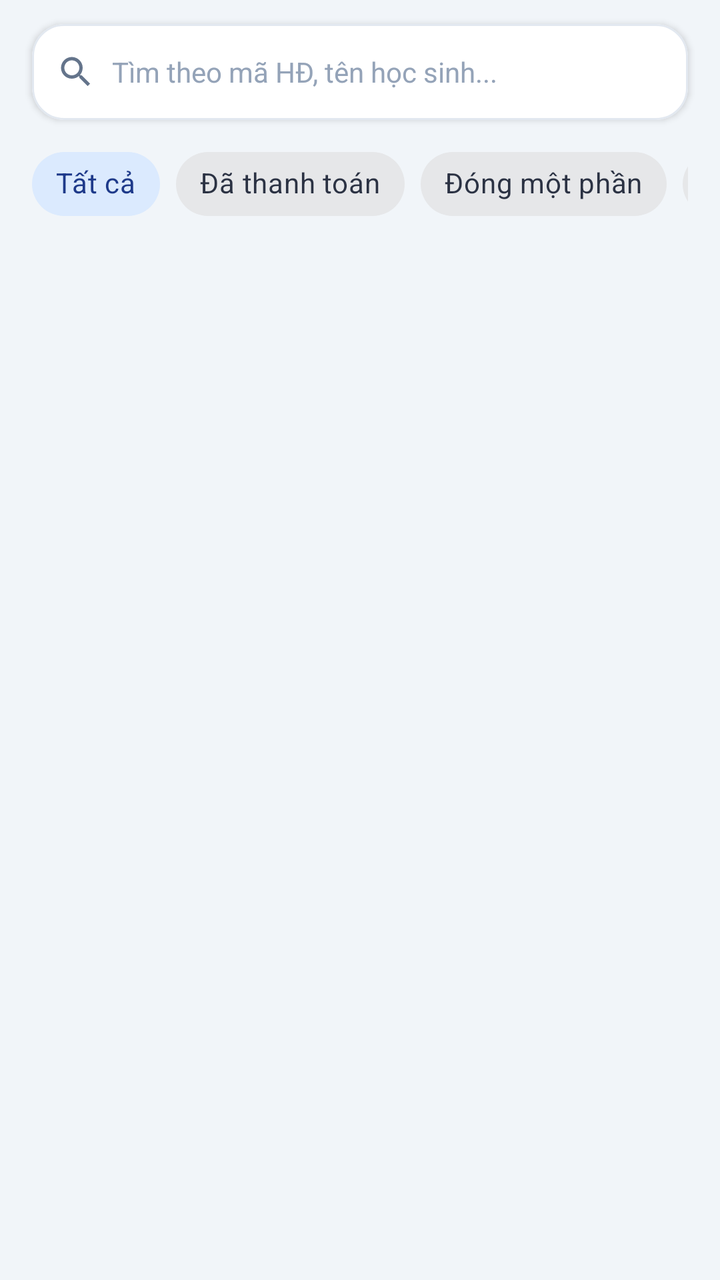
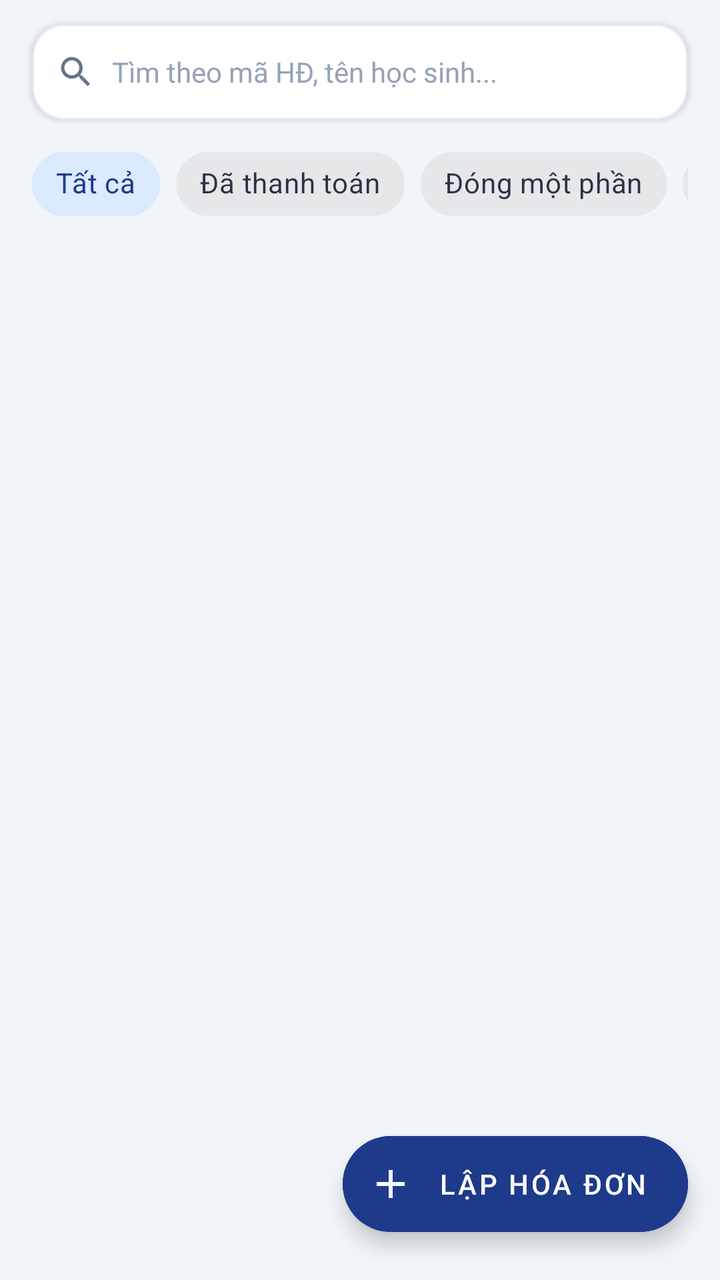

The first picture is an Android layout as it rendered before a commit; the second is the same layout after the commit. The layout source and the unified diff follow.
<!-- AndroidManifest.xml: application theme Theme.EduCenter -->
<!-- res/layout/fragment_tuition.xml -->
<?xml version="1.0" encoding="utf-8"?>
<androidx.constraintlayout.widget.ConstraintLayout xmlns:android="http://schemas.android.com/apk/res/android"
    xmlns:app="http://schemas.android.com/apk/res-auto"
    android:layout_width="match_parent"
    android:layout_height="match_parent"
    android:background="@color/background">

    
    <com.google.android.material.card.MaterialCardView
        android:id="@+id/cardSearch"
        style="@style/Widget.EduCenter.CardView"
        android:layout_width="0dp"
        android:layout_height="wrap_content"
        android:layout_marginHorizontal="@dimen/spacing_16"
        android:layout_marginTop="@dimen/spacing_12"
        app:layout_constraintEnd_toEndOf="parent"
        app:layout_constraintStart_toStartOf="parent"
        app:layout_constraintTop_toTopOf="parent">

        <LinearLayout
            android:layout_width="match_parent"
            android:layout_height="48dp"
            android:gravity="center_vertical"
            android:orientation="horizontal"
            android:paddingHorizontal="@dimen/spacing_12">

            <ImageView
                android:layout_width="20dp"
                android:layout_height="20dp"
                android:src="@drawable/ic_search"
                app:tint="@color/text_secondary" />

            <EditText
                android:id="@+id/etSearchTuition"
                android:layout_width="0dp"
                android:layout_height="match_parent"
                android:layout_marginStart="@dimen/spacing_8"
                android:layout_weight="1"
                android:background="@null"
                android:hint="Tìm theo mã HĐ, tên học sinh..."
                android:inputType="text"
                android:maxLines="1"
                android:textColor="@color/text_main"
                android:textColorHint="@color/text_muted"
                android:textSize="@dimen/text_size_body" />

            <ImageView
                android:id="@+id/btnClearSearch"
                android:layout_width="20dp"
                android:layout_height="20dp"
                android:rotation="45"
                android:src="@drawable/ic_add"
                android:visibility="gone"
                app:tint="@color/text_muted" />
        </LinearLayout>
    </com.google.android.material.card.MaterialCardView>

    
    <HorizontalScrollView
        android:id="@+id/scrollFilters"
        android:layout_width="0dp"
        android:layout_height="wrap_content"
        android:layout_marginTop="@dimen/spacing_8"
        android:paddingHorizontal="@dimen/spacing_16"
        android:scrollbars="none"
        app:layout_constraintEnd_toEndOf="parent"
        app:layout_constraintStart_toStartOf="parent"
        app:layout_constraintTop_toBottomOf="@+id/cardSearch">

        <com.google.android.material.chip.ChipGroup
            android:id="@+id/chipGroupTuition"
            android:layout_width="wrap_content"
            android:layout_height="wrap_content"
            app:singleSelection="true">

            <com.google.android.material.chip.Chip
                android:id="@+id/chipAllTuition"
                style="@style/Widget.MaterialComponents.Chip.Choice"
                android:layout_width="wrap_content"
                android:layout_height="wrap_content"
                android:checked="true"
                android:text="Tất cả"
                app:chipBackgroundColor="@color/primary_light" />

            <com.google.android.material.chip.Chip
                android:id="@+id/chipPaid"
                style="@style/Widget.MaterialComponents.Chip.Choice"
                android:layout_width="wrap_content"
                android:layout_height="wrap_content"
                android:text="Đã thanh toán" />

            <com.google.android.material.chip.Chip
                android:id="@+id/chipPartial"
                style="@style/Widget.MaterialComponents.Chip.Choice"
                android:layout_width="wrap_content"
                android:layout_height="wrap_content"
                android:text="Đóng một phần" />

            <com.google.android.material.chip.Chip
                android:id="@+id/chipUnpaid"
                style="@style/Widget.MaterialComponents.Chip.Choice"
                android:layout_width="wrap_content"
                android:layout_height="wrap_content"
                android:text="Chưa thanh toán" />
        </com.google.android.material.chip.ChipGroup>
    </HorizontalScrollView>

    
    <androidx.recyclerview.widget.RecyclerView
        android:id="@+id/rvTuition"
        android:layout_width="0dp"
        android:layout_height="0dp"
        android:layout_marginTop="@dimen/spacing_8"
        android:clipToPadding="false"
        android:paddingBottom="80dp"
        app:layout_constraintBottom_toBottomOf="parent"
        app:layout_constraintEnd_toEndOf="parent"
        app:layout_constraintStart_toStartOf="parent"
        app:layout_constraintTop_toBottomOf="@+id/scrollFilters" />

    
    <LinearLayout
        android:id="@+id/layoutEmptyState"
        android:layout_width="wrap_content"
        android:layout_height="wrap_content"
        android:gravity="center"
        android:orientation="vertical"
        android:visibility="gone"
        app:layout_constraintBottom_toBottomOf="parent"
        app:layout_constraintEnd_toEndOf="parent"
        app:layout_constraintStart_toStartOf="parent"
        app:layout_constraintTop_toBottomOf="@+id/scrollFilters">

        <ImageView
            android:layout_width="64dp"
            android:layout_height="64dp"
            android:src="@drawable/ic_empty_box"
            app:tint="@color/text_muted" />

        <TextView
            android:layout_width="wrap_content"
            android:layout_height="wrap_content"
            android:layout_marginTop="@dimen/spacing_8"
            android:fontFamily="sans-serif-medium"
            android:text="@string/empty_data_title"
            android:textColor="@color/text_secondary"
            android:textSize="@dimen/text_size_subheading" />

        <TextView
            android:layout_width="wrap_content"
            android:layout_height="wrap_content"
            android:layout_marginTop="@dimen/spacing_4"
            android:text="@string/empty_data_desc"
            android:textColor="@color/text_muted"
            android:textSize="@dimen/text_size_caption" />
    </LinearLayout>

    
    <ProgressBar
        android:id="@+id/progressBar"
        android:layout_width="wrap_content"
        android:layout_height="wrap_content"
        android:indeterminateTint="@color/primary"
        android:visibility="gone"
        app:layout_constraintBottom_toBottomOf="parent"
        app:layout_constraintEnd_toEndOf="parent"
        app:layout_constraintStart_toStartOf="parent"
        app:layout_constraintTop_toBottomOf="@+id/scrollFilters" />

</androidx.constraintlayout.widget.ConstraintLayout>
<!-- resources referenced by this layout -->
<resources>
  <color name="background">#F1F5F9</color>
  <color name="primary">#1E3A8A</color>
  <color name="primary_light">#DBEAFE</color>
  <color name="text_main">#0F172A</color>
  <color name="text_muted">#94A3B8</color>
  <color name="text_secondary">#64748B</color>
  <dimen name="spacing_12">12dp</dimen>
  <dimen name="spacing_16">16dp</dimen>
  <dimen name="spacing_4">4dp</dimen>
  <dimen name="spacing_8">8dp</dimen>
  <dimen name="text_size_body">14sp</dimen>
  <dimen name="text_size_caption">11sp</dimen>
  <dimen name="text_size_subheading">16sp</dimen>
  <!-- drawable ic_add (drawable) -->
  <vector xmlns:android="http://schemas.android.com/apk/res/android"
      android:width="24dp"
      android:height="24dp"
      android:viewportWidth="24"
      android:viewportHeight="24">
    <path
        android:fillColor="#FF000000"
        android:pathData="M19,13h-6v6h-2v-6H5v-2h6V5h2v6h6v2z"/>
  </vector>
  <!-- drawable ic_empty_box (drawable) -->
  <vector xmlns:android="http://schemas.android.com/apk/res/android"
      android:width="64dp"
      android:height="64dp"
      android:viewportWidth="24"
      android:viewportHeight="24">
    <path
        android:fillColor="@color/text_muted"
        android:pathData="M19,3H5c-1.1,0 -2,0.9 -2,2v14c0,1.1 0.9,2 2,2h14c1.1,0 2,-0.9 2,-2V5c0,-1.1 -0.9,-2 -2,-2zm0,16H5v-3h3.56c0.69,1.19 1.97,2 3.44,2s2.75,-0.81 3.44,-2H19v3zm0,-5h-4.18c-0.41,1.16 -1.51,2 -2.82,2s-2.4,-0.84 -2.82,-2H5V5h14v9z"/>
  </vector>
  <!-- drawable ic_search (drawable) -->
  <vector xmlns:android="http://schemas.android.com/apk/res/android"
      android:width="24dp"
      android:height="24dp"
      android:viewportWidth="24"
      android:viewportHeight="24">
    <path
        android:fillColor="#FF000000"
        android:pathData="M15.5,14h-0.79l-0.28,-0.27C15.41,12.59 16,11.11 16,9.5 16,5.91 13.09,3 9.5,3S3,5.91 3,9.5 5.91,16 9.5,16c1.61,0 3.09,-0.59 4.23,-1.57l0.27,0.28v0.79l5,4.99L20.49,19l-4.99,-5zm-6,0C7.01,14 5,11.99 5,9.5S7.01,5 9.5,5 14,7.01 14,9.5 11.99,14 9.5,14z"/>
  </vector>
  <string name="empty_data_desc">Thử tìm kiếm với từ khóa khác hoặc điều chỉnh bộ lọc.</string>
  <string name="empty_data_title">Không tìm thấy dữ liệu phù hợp</string>
  <style name="Widget.EduCenter.CardView" parent="Widget.MaterialComponents.CardView">
          <item name="cardCornerRadius">@dimen/card_corner_radius</item>
          <item name="cardElevation">@dimen/card_elevation</item>
          <item name="cardBackgroundColor">@color/card_background</item>
          <item name="strokeColor">@color/border</item>
          <item name="strokeWidth">1dp</item>
      </style>
  <dimen name="card_corner_radius">16dp</dimen>
  <dimen name="card_elevation">2dp</dimen>
  <color name="card_background">#FFFFFF</color>
  <color name="border">#E2E8F0</color>
  <color name="primary_variant">#2563EB</color>
  <color name="text_on_primary">#FFFFFF</color>
  <color name="secondary">#4F46E5</color>
  <color name="white">#FFFFFF</color>
  <style name="Theme.EduCenter.BottomSheetDialog" parent="Theme.Design.Light.BottomSheetDialog">
          <item name="bottomSheetStyle">@style/Widget.EduCenter.BottomSheet</item>
      </style>
  <dimen name="button_corner_radius">12dp</dimen>
  <style name="Widget.EduCenter.BottomSheet" parent="Widget.Design.BottomSheet.Modal">
          <item name="android:background">@drawable/bg_bottom_sheet</item>
      </style>
  <!-- drawable bg_bottom_sheet (drawable) -->
  <?xml version="1.0" encoding="utf-8"?>
  <shape xmlns:android="http://schemas.android.com/apk/res/android"
      android:shape="rectangle">
      <solid android:color="@color/card_background" />
      <corners
          android:topLeftRadius="24dp"
          android:topRightRadius="24dp" />
  </shape>
  <!-- unchanged entries left out for length: 2 -->
</resources>

<!-- the commit's change to res/layout/fragment_tuition.xml (unified diff, before → after) -->
@@ -167,4 +167,19 @@
         app:layout_constraintStart_toStartOf="parent"
         app:layout_constraintTop_toBottomOf="@+id/scrollFilters" />
 
+    
+    <com.google.android.material.floatingactionbutton.ExtendedFloatingActionButton
+        android:id="@+id/fabAddInvoice"
+        android:layout_width="wrap_content"
+        android:layout_height="wrap_content"
+        android:layout_marginEnd="@dimen/spacing_16"
+        android:layout_marginBottom="24dp"
+        android:backgroundTint="@color/primary"
+        android:text="Lập hóa đơn"
+        android:textColor="@color/white"
+        app:icon="@drawable/ic_add"
+        app:iconTint="@color/white"
+        app:layout_constraintBottom_toBottomOf="parent"
+        app:layout_constraintEnd_toEndOf="parent" />
+
 </androidx.constraintlayout.widget.ConstraintLayout>
